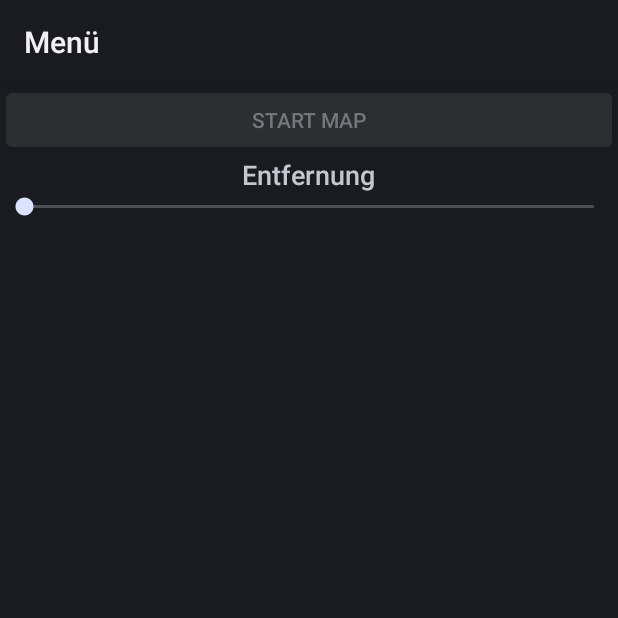
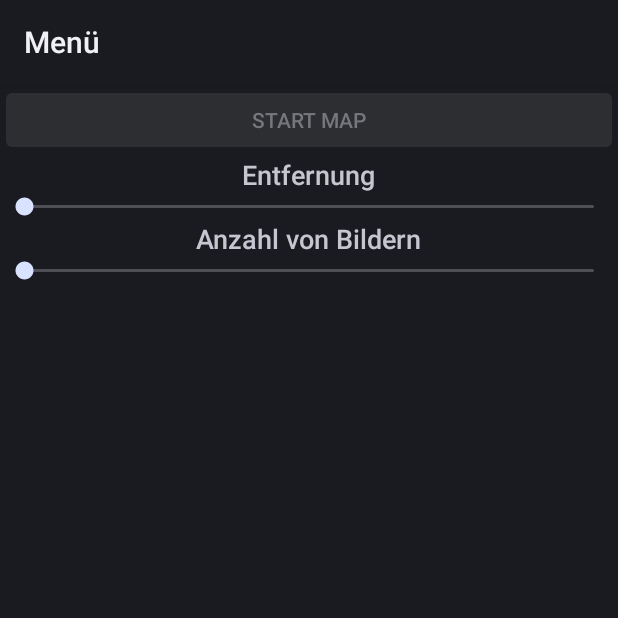
Before and after one commit to Marcel4747/GeoPicture, an Android app: the screen it shows after launch (MenuActivity), on a phone screen of 412 x 824 dp, the top half of it. Run offline under Robolectric (Android 15) with nearby library versions, the phone set to English and light mode, and no system bars; libraries missing offline, so code that uses them is left out: de.do1900.persistence, de.do1900.rest; 1 statement that could not run was skipped.

Commit message:
Alles auser meldung

```diff
--- a/de.fh-dortmund.geopicture/src/main/java/com/example/dennis/geopicture/MenuActivity.java
+++ b/de.fh-dortmund.geopicture/src/main/java/com/example/dennis/geopicture/MenuActivity.java
@@ -1,13 +1,20 @@
 package com.example.dennis.geopicture;
 
+import android.annotation.TargetApi;
 import android.app.Activity;
+import android.app.AlertDialog;
+import android.app.Notification;
+import android.app.NotificationManager;
 import android.app.Service;
 import android.content.Context;
+import android.content.DialogInterface;
 import android.content.Intent;
 import android.location.Location;
 import android.location.LocationListener;
 import android.location.LocationManager;
+import android.os.Build;
 import android.os.Bundle;
+import android.support.v4.app.NotificationCompat;
 import android.util.Log;
 import android.view.View;
 import android.widget.Button;
@@ -27,7 +34,8 @@ import de.do1900.rest.service.ServiceStateInterface;
 public class MenuActivity extends Activity implements ServiceStateInterface, ServiceResponseInterface {
 
     private Button buttonMap;
-    private SeekBar seekBar;
+    private SeekBar seekBarDistance;
+    private SeekBar seekBarCount;
     private List<Checkpoint> checkpoints;
     private APIServiceConnection serviceConnection = new APIServiceConnection(
             this);
@@ -49,7 +57,7 @@ public class MenuActivity extends Activity implements ServiceStateInterface, Ser
                 // Called when a new location is found by the network location provider.
                 position = new LatLng(location.getLatitude(), location.getLongitude());
 
-                Log.d("Change ","");
+                Log.d("Change ", "");
             }
 
             public void onStatusChanged(String provider, int status, Bundle extras) {
@@ -64,31 +72,46 @@ public class MenuActivity extends Activity implements ServiceStateInterface, Ser
 
         lm.requestLocationUpdates(LocationManager.GPS_PROVIDER, 0, 0, locationListener);
 
-        //SeekBar holen
-        seekBar = (SeekBar) findViewById(R.id.seekBar);
-        int distanceValue = (seekBar.getProgress()+ 1) * 500;
+        //seekBarDistance holen
+        seekBarDistance = (SeekBar) findViewById(R.id.seekBarDistance);
+
+        //seekBarCount holen
+        seekBarCount = (SeekBar) findViewById(R.id.seekBarCount);
 
         // Button Definieren
         buttonMap = (Button) findViewById(R.id.buttonStartMap);
         buttonMap.setEnabled(false);
         buttonMap.setOnClickListener(new View.OnClickListener() {
+            @TargetApi(Build.VERSION_CODES.HONEYCOMB)
             @Override
             public void onClick(View v) {
-                Intent intent = new Intent(getApplicationContext(), MapsActivity.class);
-                // Filterung nach Distance
-                int distanceValue = ((SeekBar) findViewById(R.id.seekBar)).getProgress() + 1;
+                if (position != null) {
+                    Intent intent = new Intent(getApplicationContext(), MapsActivity.class);
 
-                float[] results = new float[3];
+                    int distanceValue = (seekBarDistance.getProgress() + 1) * 500;
+                    int countValue = seekBarCount.getProgress() + 2;
 
-                for (Checkpoint item : checkpoints) {
-                    Location.distanceBetween(position.latitude, position.longitude, item.getPosition().latitude, item.getPosition().longitude, results);
-                    if (results[0] > distanceValue) {
+                    Log.d("G:", "" + distanceValue);
+                    Log.d("G:", "" + countValue);
 
-                        Checkpoint.checkpoints.add(item);
+                    float[] results = new float[3];
+                    int i = 0;
+                    for (Checkpoint item : checkpoints) {
+                        if (item != null && item.getPosition() != null) {
+                            Location.distanceBetween(position.latitude, position.longitude, item.getPosition().latitude, item.getPosition().longitude, results);
+
+                            if (results[0] <= distanceValue && i < countValue) {
+                                Checkpoint.checkpoints.add(item);
+                                i++;
+                            } else if (i >= countValue) {
+                                break;
+                            }
+                        }
+
                     }
+
+                    startActivity(intent);
                 }
-
-                startActivity(intent);
             }
         });
     }
--- a/de.fh-dortmund.geopicture/src/main/res/layout/activity_menu.xml
+++ b/de.fh-dortmund.geopicture/src/main/res/layout/activity_menu.xml
@@ -23,8 +23,23 @@
     <SeekBar
         android:layout_width="match_parent"
         android:layout_height="wrap_content"
-        android:id="@+id/seekBar"
+        android:id="@+id/seekBarDistance"
         android:layout_gravity="center_horizontal"
         android:max="19" />
 
+    <TextView
+        android:layout_width="wrap_content"
+        android:layout_height="wrap_content"
+        android:textAppearance="?android:attr/textAppearanceMedium"
+        android:text="Anzahl von Bildern"
+        android:id="@+id/textView2"
+        android:layout_gravity="center_horizontal" />
+
+    <SeekBar
+        android:layout_width="match_parent"
+        android:layout_height="wrap_content"
+        android:id="@+id/seekBarCount"
+        android:layout_gravity="center_horizontal"
+        android:max="8" />
+
 </LinearLayout>
```
